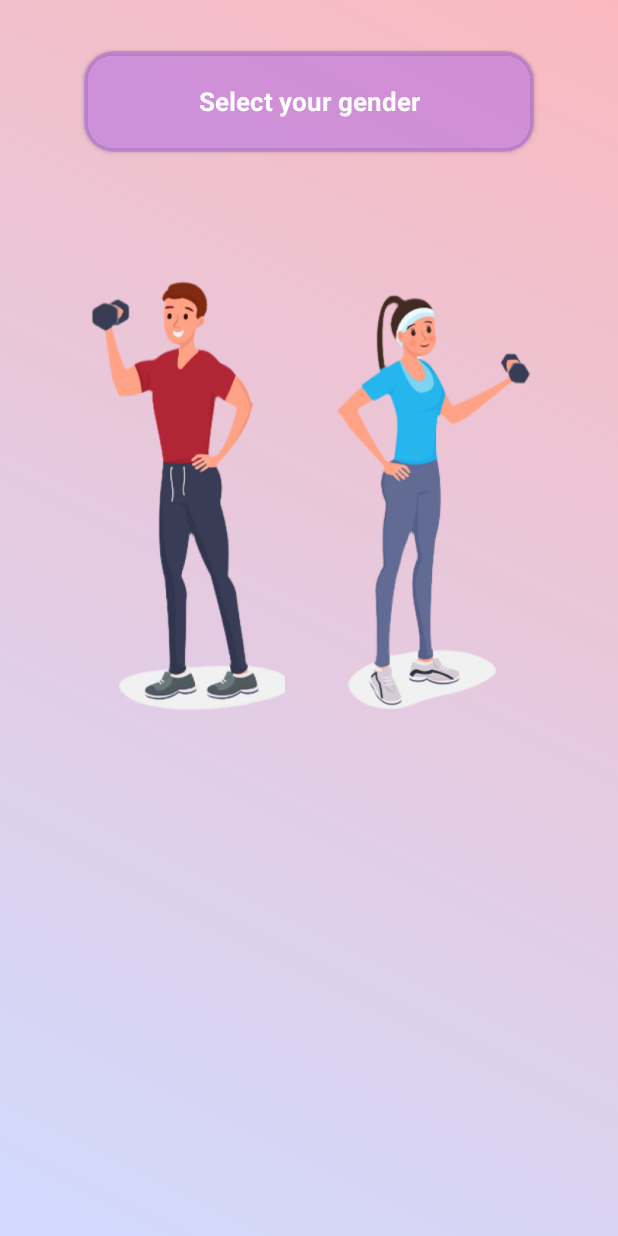
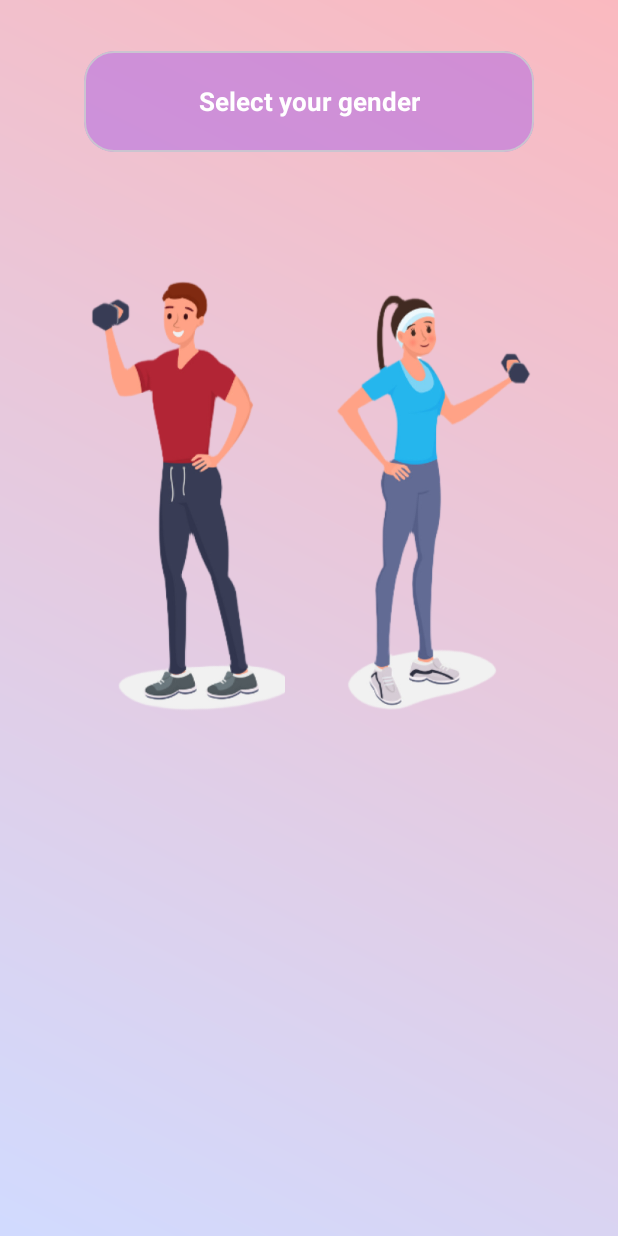
Before and after one commit to haiduc2511/ThietKeGiaoDien, an Android app: the ChoosingGenderActivity screen opened directly, with no data from a screen before it, on a phone screen of 412 x 824 dp. Run offline under Robolectric (Android 15) with nearby library versions, the phone set to English and light mode, and no system bars; 1 statement that could not run was skipped.

Commit message:
add: replace CardView and test animations

```diff
--- a/app/src/main/java/com/example/thietkegiaodien/ChoosingGenderActivity.kt
+++ b/app/src/main/java/com/example/thietkegiaodien/ChoosingGenderActivity.kt
@@ -1,8 +1,11 @@
 package com.example.thietkegiaodien
 
 import android.os.Bundle
+import android.view.animation.AnimationUtils
 import androidx.activity.enableEdgeToEdge
 import androidx.appcompat.app.AppCompatActivity
+import androidx.cardview.widget.CardView
+import androidx.constraintlayout.widget.ConstraintLayout
 import androidx.core.view.ViewCompat
 import androidx.core.view.WindowInsetsCompat
 
@@ -10,5 +13,17 @@ class ChoosingGenderActivity : AppCompatActivity() {
     override fun onCreate(savedInstanceState: Bundle?) {
         super.onCreate(savedInstanceState)
         setContentView(R.layout.activity_choosing_gender)
+        val fadeIn = AnimationUtils.loadAnimation(this, R.anim.fade_in)
+        val slideIn = AnimationUtils.loadAnimation(this, R.anim.slide_in_bottom)
+        val zoomIn = AnimationUtils.loadAnimation(this, R.anim.zoom_in)
+
+        val cardView = findViewById<CardView>(R.id.cardView3)
+        cardView.setOnClickListener {
+            cardView.startAnimation(fadeIn)
+        }
+        cardView.setOnLongClickListener {
+            cardView.startAnimation(slideIn)
+            false
+        }
     }
 }
--- a/app/src/main/res/layout/activity_choosing_gender.xml
+++ b/app/src/main/res/layout/activity_choosing_gender.xml
@@ -8,7 +8,7 @@
     android:background="@drawable/choose_gender_man_background"
     tools:context=".ChoosingGenderActivity">
 
-    <androidx.cardview.widget.CardView
+    <com.google.android.material.card.MaterialCardView
         android:id="@+id/cardView3"
         android:layout_width="300dp"
         android:layout_height="67dp"
@@ -28,7 +28,7 @@
             android:textColor="@color/white"
             android:textSize="17sp"
             android:textStyle="bold" />
-    </androidx.cardview.widget.CardView>
+    </com.google.android.material.card.MaterialCardView>
 
     <View
         android:id="@+id/man"
```
